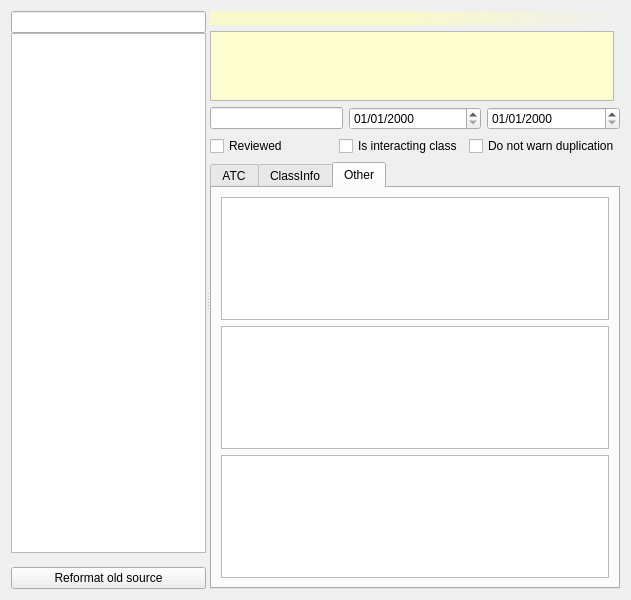
First picture: the form in freeddimanager/plugins/ddiplugin/interactors/interactoreditorwidget.ui, repository FreeHealth/freehealth, before the edit.
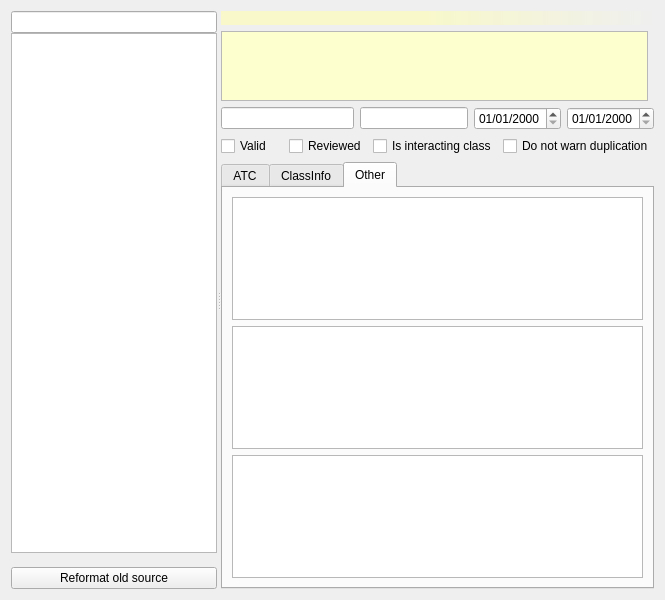
Second picture: the form after the edit. Custom widgets are drawn as their Qt base class.

```diff
--- a/freeddimanager/plugins/ddiplugin/interactors/interactoreditorwidget.ui
+++ b/freeddimanager/plugins/ddiplugin/interactors/interactoreditorwidget.ui
@@ -6,7 +6,7 @@
    <rect>
     <x>0</x>
     <y>0</y>
-    <width>631</width>
+    <width>665</width>
     <height>600</height>
    </rect>
   </property>
@@ -208,6 +208,9 @@
        </item>
        <item row="3" column="0" colspan="2">
         <layout class="QHBoxLayout" name="horizontalLayout_2">
+         <item>
+          <widget class="QLineEdit" name="uid"/>
+         </item>
          <item>
           <widget class="QLineEdit" name="reference">
            <property name="sizePolicy">
@@ -251,6 +254,13 @@
        </item>
        <item row="5" column="0" colspan="2">
         <layout class="QHBoxLayout" name="horizontalLayout_3">
+         <item>
+          <widget class="QCheckBox" name="valid">
+           <property name="text">
+            <string>Valid</string>
+           </property>
+          </widget>
+         </item>
          <item>
           <widget class="QCheckBox" name="isReviewed">
            <property name="text">
```
Left out of the diff: 11 changed lines with no effect on the pictures.
